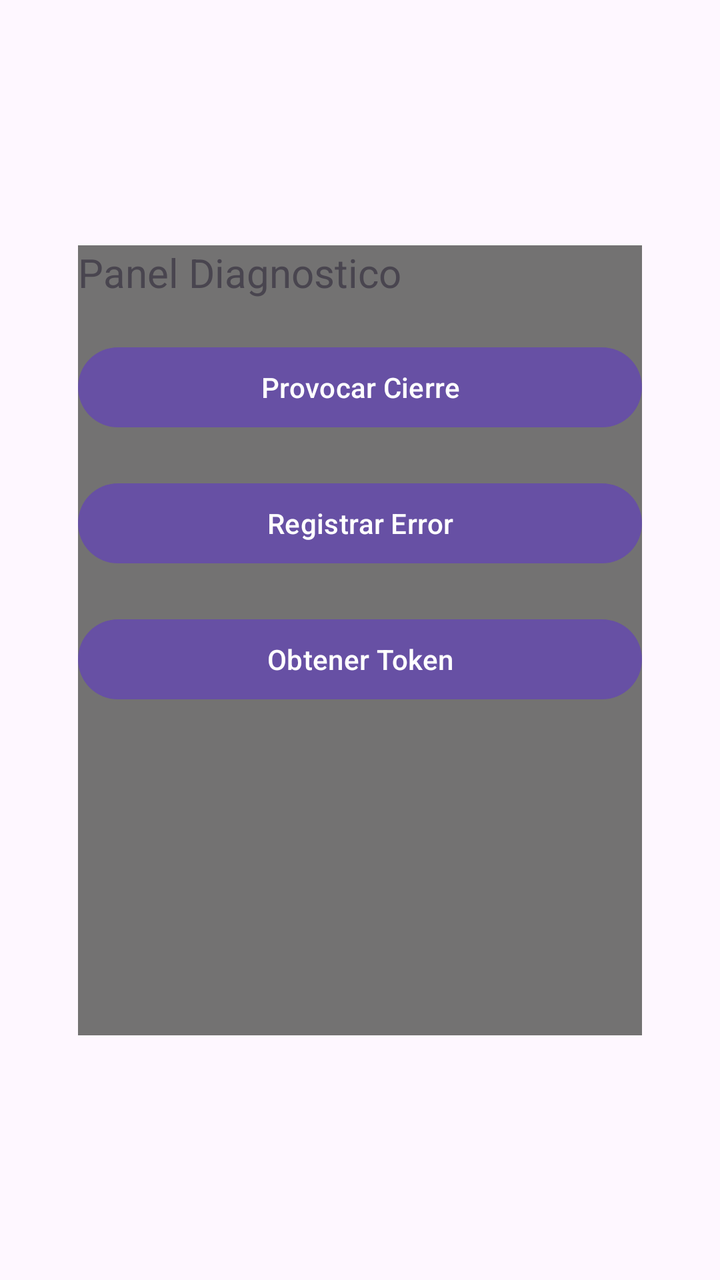
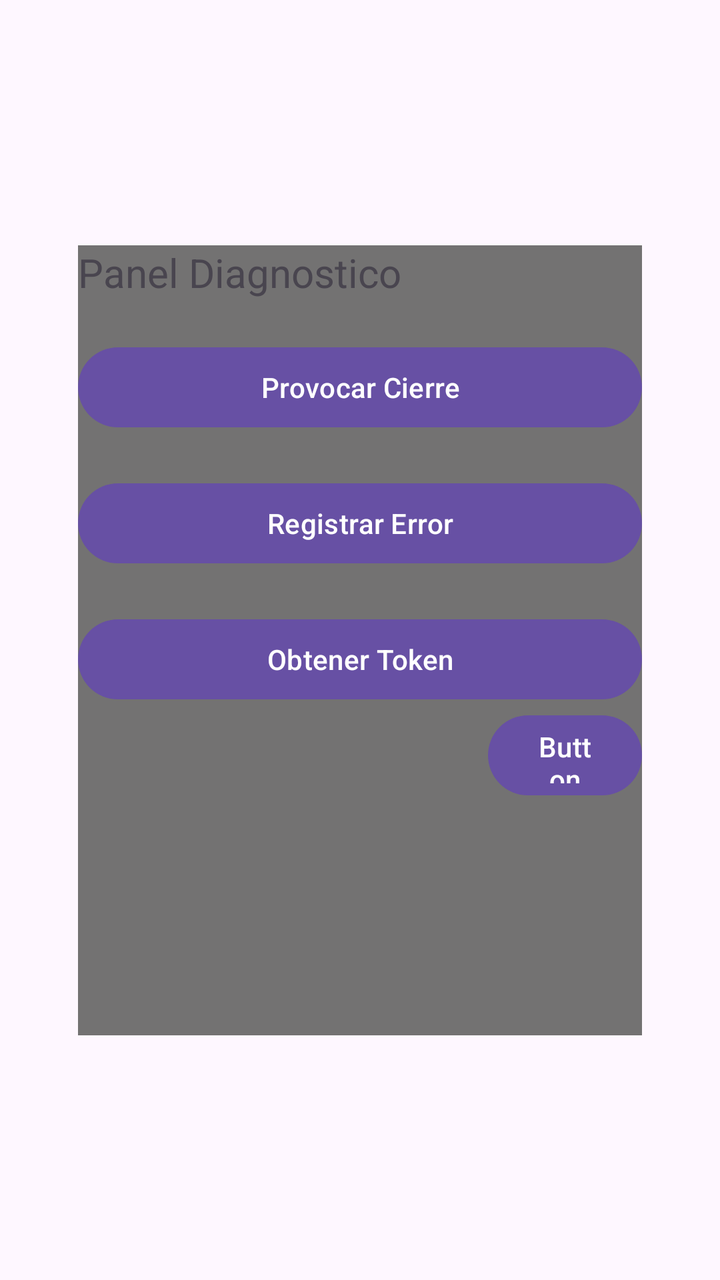

An Android layout rendered at two revisions. The XML below is the earlier revision; the diff shows what the commit changed to produce the second picture.
<!-- AndroidManifest.xml: application theme Theme.AdministracionDeTornerosElectronicos -->
<!-- res/layout/activity_diagnostico_pruebas.xml -->
<?xml version="1.0" encoding="utf-8"?>
<androidx.constraintlayout.widget.ConstraintLayout xmlns:android="http://schemas.android.com/apk/res/android"
    xmlns:app="http://schemas.android.com/apk/res-auto"
    xmlns:tools="http://schemas.android.com/tools"
    android:id="@+id/main"
    android:layout_width="match_parent"
    android:layout_height="match_parent"
    tools:context=".DiagnosticoPruebas">

    <LinearLayout
        android:layout_width="282dp"
        android:layout_height="395dp"
        android:background="#737272"
        android:orientation="vertical"
        app:layout_constraintBottom_toBottomOf="parent"
        app:layout_constraintEnd_toEndOf="parent"
        app:layout_constraintStart_toStartOf="parent"
        app:layout_constraintTop_toTopOf="parent">

        <TextView
            android:id="@+id/textView6"
            android:layout_width="match_parent"
            android:layout_height="wrap_content"
            android:layout_marginBottom="20sp"
            android:text="Panel Diagnostico"
            android:textSize="20sp" />

        <Button
            android:id="@+id/button"
            android:layout_width="match_parent"
            android:layout_height="wrap_content"
            android:layout_marginBottom="20sp"
            android:text="Provocar Cierre" />

        <Button
            android:id="@+id/button4"
            android:layout_width="match_parent"
            android:layout_height="wrap_content"
            android:layout_marginBottom="20sp"
            android:text="Registrar Error" />

        <Button
            android:id="@+id/button5"
            android:layout_width="match_parent"
            android:layout_height="wrap_content"
            android:text="Obtener Token" />
    </LinearLayout>
</androidx.constraintlayout.widget.ConstraintLayout>
<!-- resources referenced by this layout -->
<resources>
  <style name="Theme.AdministracionDeTornerosElectronicos" parent="Base.Theme.AdministracionDeTornerosElectronicos" />
  <style name="Base.Theme.AdministracionDeTornerosElectronicos" parent="Theme.Material3.DayNight.NoActionBar">
          
          
      </style>
</resources>

<!-- the commit's change to res/layout/activity_diagnostico_pruebas.xml (unified diff, before → after) -->
@@ -44,5 +44,16 @@
             android:layout_width="match_parent"
             android:layout_height="wrap_content"
             android:text="Obtener Token" />
+
+        <Button
+            android:id="@+id/btnSalirr"
+            android:layout_width="77dp"
+            android:layout_height="48dp"
+            android:layout_gravity="end"
+            android:foreground="@android:drawable/btn_dialog"
+            android:text="Button"
+            tools:layout_editor_absoluteX="289dp"
+            tools:layout_editor_absoluteY="92dp" />
+
     </LinearLayout>
 </androidx.constraintlayout.widget.ConstraintLayout>
